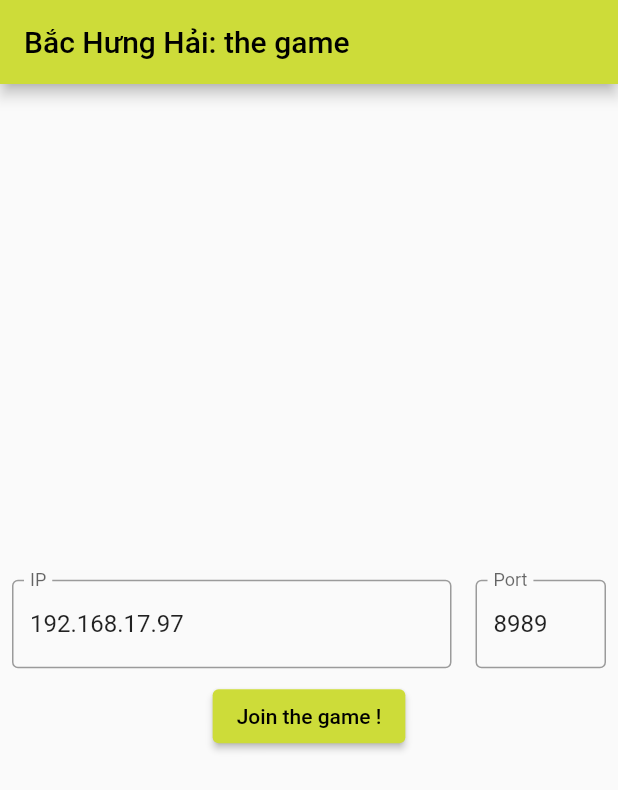
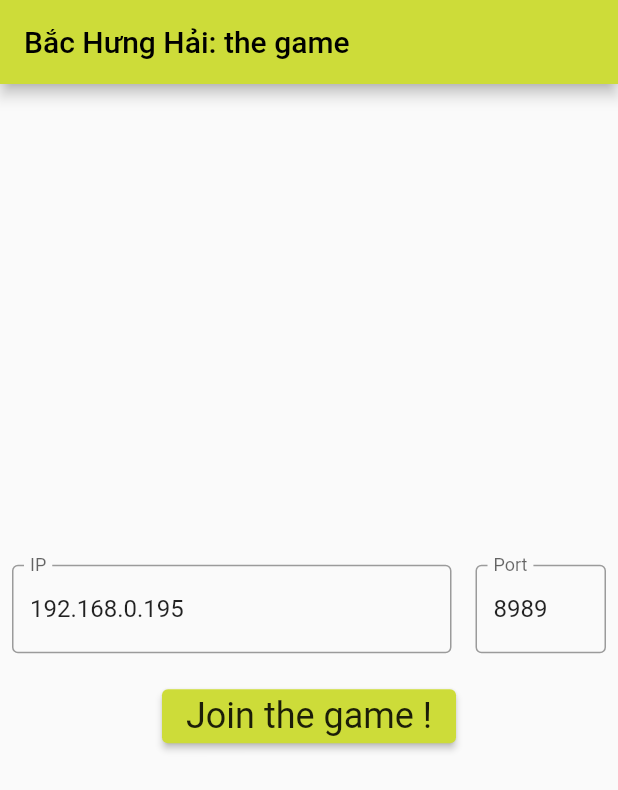
Before and after one commit to ACROSS-Lab/bac_hung_hai_app, a Flutter app: the screen it shows after launch, on a phone screen of 412 x 824 dp. Shown: the top 790 px of the screen. Run offline on Flutter 3.47's test engine with Material 2 defaults, Android fonts, the phone set to English and light mode, and no system bars; our stand-ins replace charts_flutter.

Commit message:
Cleanup code + better UI

```diff
--- a/lib/home_page.dart
+++ b/lib/home_page.dart
@@ -25,19 +25,12 @@ class MyHomePage extends StatefulWidget {
 class _MyHomePageState extends State<MyHomePage> {
 
   Socket? socket = null;
-  var ipController    = TextEditingController(text:'192.168.17.97');
+  var ipController    = TextEditingController(text:'192.168.0.195');
   var portController  = TextEditingController(text:'8989');
 
   Future<void> _try_join() async {
 
-
     try{
-
-      /*
-      final channel = IOWebSocketChannel.connect(
-      Uri.parse('ws://192.168.98.118:8989'),
-      );
-      */
 
       print('trying to join the game');
       if (socket != null){
@@ -45,16 +38,7 @@ class _MyHomePageState extends State<MyHomePage> {
       }
       socket = await Socket.connect(ipController.text, int.parse(portController.text));
 
-      print("connected");
-      ScaffoldMessenger.of(context).showSnackBar(
-        const SnackBar(
-          content: Text('Connected !'),
-        ),
-      );
-
       await push_command_page();
-
-
 
     }
     catch (exception) {
@@ -71,63 +55,25 @@ class _MyHomePageState extends State<MyHomePage> {
 
   StreamSubscription<Uint8List>? subscription;
   Future<void> push_command_page() async {
+
     // listen to the received data event stream
     subscription = socket?.listen((event)  {
         var mess = utf8.decode(event);
-        // ScaffoldMessenger.of(context).showSnackBar(
-        //   SnackBar(content: Text(mess),),
-        // );
         print(mess);
         for(var line in mess.split("\n").where((element) => element.trim() != '')){
 
+          //If we receive the "init" data, it means we are accepted as a player and thus can push the game page
           if (line.startsWith("_INIT_DATA_")) {
             var data = jsonDecode(line.replaceAll("_INIT_DATA_:", ''));
-            print("player_name:" + data['player_name']);
-//            subscription?.cancel();
-              Navigator.push(
-                context,
-                MaterialPageRoute(builder: (context) => CommandPage(socket: socket!,subscription: subscription!,init_data: data)),
-              );
-
+            Navigator.push(
+              context,
+              MaterialPageRoute(builder: (context) => CommandPage(socket: socket!,subscription: subscription!, init_data: data)),
+            );
           }
-
         }
-
-        print(mess);
     });
 
-    // socket?.listen((List<int> event) {
-    //
-    //   var mess = utf8.decode(event);
-    //   ScaffoldMessenger.of(context).showSnackBar(
-    //     SnackBar(content: Text(mess),),
-    //   );
-    //   print(mess);
-    //   for(var line in mess.split("\n").where((element) => element.trim() != '')){
-    //
-    //     if (line.startsWith("_INIT_DATA_")) {
-    //       var data = jsonDecode(line.replaceAll("_INIT_DATA_:", ''));
-    //       print("player_name:" + data['player_name']);
-    //       subscription?.cancel();
-    //       Navigator.push(
-    //         context,
-    //         MaterialPageRoute(builder: (context) => CommandPage(socket: socket!,init_data: data)),
-    //       );
-    //     }
-    //
-    //   }
-    //
-    //   print(mess);
-    //
-    // });
-    //
-    // // channel.stream.listen((message) {
-    // //   print(message);
-    // // });
-    // //
-    // // channel.sink.add('_AFC_:192.168.98.110\n');
-    //
-    // send hello
+    // Send request for connection
     socket?.add(utf8.encode('_AFC_:${socket?.address.address}\n'));
     await socket?.flush();
 
@@ -139,7 +85,7 @@ class _MyHomePageState extends State<MyHomePage> {
 
     return Scaffold(
       appBar: AppBar(
-        title: Text('${widget.title}'),
+        title: Text(widget.title),
       ),
       body: Column(
         mainAxisAlignment: MainAxisAlignment.center,
@@ -175,7 +121,16 @@ class _MyHomePageState extends State<MyHomePage> {
             Column(
               mainAxisAlignment: MainAxisAlignment.center,
               children: <Widget>[
-                ElevatedButton(onPressed: _try_join, child: const Text('Join the game !'),)
+                Padding(
+                  padding: const EdgeInsets.all(10.0),
+                  child: ElevatedButton(
+                    onPressed: _try_join,
+                    child: Text(
+                        'Join the game !',
+                      style: Theme.of(context).textTheme.headline5,
+                    ),
+                  ),
+                )
               ],
             ),
           ]),
```
